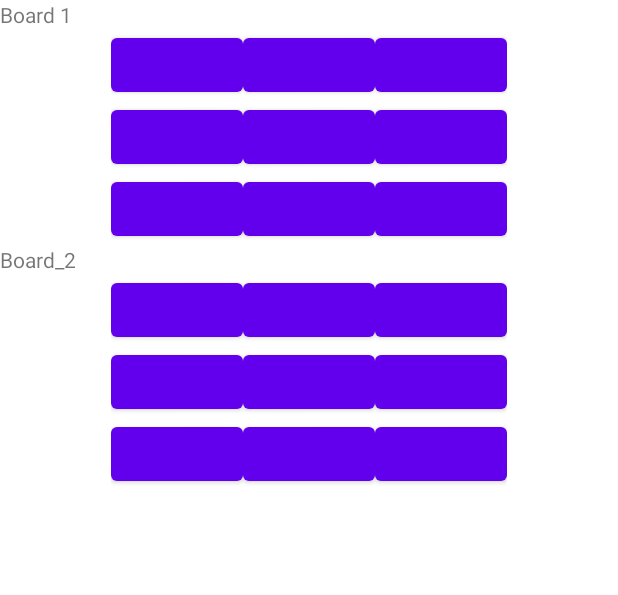
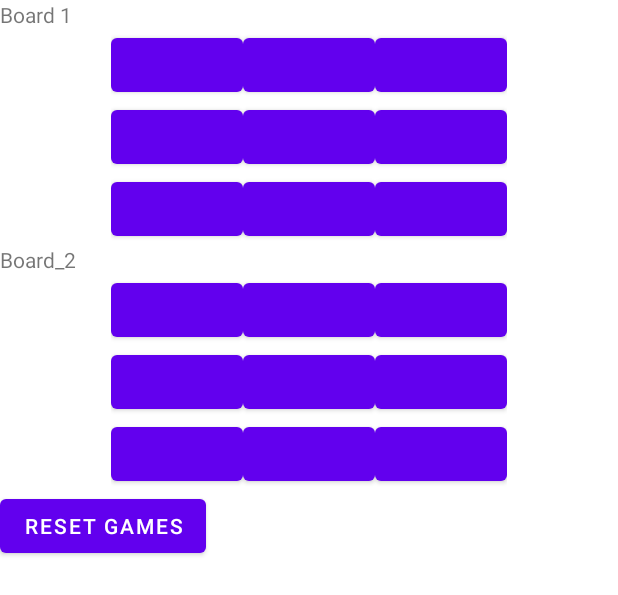
Before and after one commit to alexk2111/TicTacToe, an Android app: the layout activity_main.xml on its own in the app's theme, with its tools: preview values and no code run, on a phone screen of 412 x 824 dp. Shown: the top 595 px of the screen. Run offline under Robolectric (Android 15) with nearby library versions, the phone set to English and light mode, and no system bars.

Commit message:
Add reset_game button

```diff
--- a/app/src/main/res/layout/activity_main.xml
+++ b/app/src/main/res/layout/activity_main.xml
@@ -24,22 +24,16 @@
             android:orientation="horizontal">
 
             <Button
-                android:id="@+id/button100"
-                android:layout_weight="1"
                 android:layout_width="wrap_content"
                 android:layout_height="wrap_content"
                 android:onClick="onClickBoard1"/>
 
             <Button
-                android:id="@+id/button101"
-                android:layout_weight="1"
                 android:layout_width="wrap_content"
                 android:layout_height="wrap_content"
                 android:onClick="onClickBoard1"/>
 
             <Button
-                android:id="@+id/button102"
-                android:layout_weight="1"
                 android:layout_width="wrap_content"
                 android:layout_height="wrap_content"
                 android:onClick="onClickBoard1"/>
@@ -54,22 +48,16 @@
             android:onClick="onClickBoard1">
 
             <Button
-                android:id="@+id/button110"
-                android:layout_weight="1"
                 android:layout_width="wrap_content"
                 android:layout_height="wrap_content"
                 android:onClick="onClickBoard1"/>
 
             <Button
-                android:id="@+id/button111"
-                android:layout_weight="1"
                 android:layout_width="wrap_content"
                 android:layout_height="wrap_content"
                 android:onClick="onClickBoard1"/>
 
             <Button
-                android:id="@+id/button112"
-                android:layout_weight="1"
                 android:layout_width="wrap_content"
                 android:layout_height="wrap_content"
                 android:onClick="onClickBoard1"/>
@@ -83,22 +71,16 @@
             android:orientation="horizontal">
 
             <Button
-                android:id="@+id/button120"
-                android:layout_weight="1"
                 android:layout_width="wrap_content"
                 android:layout_height="wrap_content"
                 android:onClick="onClickBoard1"/>
 
             <Button
-                android:id="@+id/button121"
-                android:layout_weight="1"
                 android:layout_width="wrap_content"
                 android:layout_height="wrap_content"
                 android:onClick="onClickBoard1"/>
 
             <Button
-                android:id="@+id/button122"
-                android:layout_weight="1"
                 android:layout_width="wrap_content"
                 android:layout_height="wrap_content"
                 android:onClick="onClickBoard1"/>
@@ -123,22 +105,16 @@
             android:orientation="horizontal">
 
             <Button
-                android:id="@+id/button200"
-                android:layout_weight="1"
                 android:layout_width="wrap_content"
                 android:layout_height="wrap_content"
                 android:onClick="onClickBoard2"/>
 
             <Button
-                android:id="@+id/button201"
-                android:layout_weight="1"
                 android:layout_width="wrap_content"
                 android:layout_height="wrap_content"
                 android:onClick="onClickBoard2"/>
 
             <Button
-                android:id="@+id/button202"
-                android:layout_weight="1"
                 android:layout_width="wrap_content"
                 android:layout_height="wrap_content"
                 android:onClick="onClickBoard2"/>
@@ -153,22 +129,16 @@
             android:onClick="onClickBoard2">
 
             <Button
-                android:id="@+id/button210"
-                android:layout_weight="1"
                 android:layout_width="wrap_content"
                 android:layout_height="wrap_content"
                 android:onClick="onClickBoard2"/>
 
             <Button
-                android:id="@+id/button211"
-                android:layout_weight="1"
                 android:layout_width="wrap_content"
                 android:layout_height="wrap_content"
                 android:onClick="onClickBoard2"/>
 
             <Button
-                android:id="@+id/button212"
-                android:layout_weight="1"
                 android:layout_width="wrap_content"
                 android:layout_height="wrap_content"
                 android:onClick="onClickBoard2"/>
@@ -182,22 +152,16 @@
             android:orientation="horizontal">
 
             <Button
-                android:id="@+id/button220"
-                android:layout_weight="1"
                 android:layout_width="wrap_content"
                 android:layout_height="wrap_content"
                 android:onClick="onClickBoard2"/>
 
             <Button
-                android:id="@+id/button221"
-                android:layout_weight="1"
                 android:layout_width="wrap_content"
                 android:layout_height="wrap_content"
                 android:onClick="onClickBoard2"/>
 
             <Button
-                android:id="@+id/button222"
-                android:layout_weight="1"
                 android:layout_width="wrap_content"
                 android:layout_height="wrap_content"
                 android:onClick="onClickBoard2"/>
@@ -205,4 +169,10 @@
         </LinearLayout>
     </LinearLayout>
 
+    <Button
+        android:layout_width="wrap_content"
+        android:layout_height="wrap_content"
+        android:text="@string/reset_games"
+        android:onClick="onClickResetGames"/>
+
 </LinearLayout>
--- a/app/src/main/res/values/strings.xml
+++ b/app/src/main/res/values/strings.xml
@@ -2,4 +2,5 @@
     <string name="app_name">TicTacToe</string>
     <string name="board_1">Board 1</string>
     <string name="board_2">Board_2</string>
+    <string name="reset_games">Reset games</string>
 </resources>
```
Also changed, not shown: app/src/main/java/com/sigmasoftware/akucherenko/tictactoe/MainActivity.kt (+25 -4 lines).
